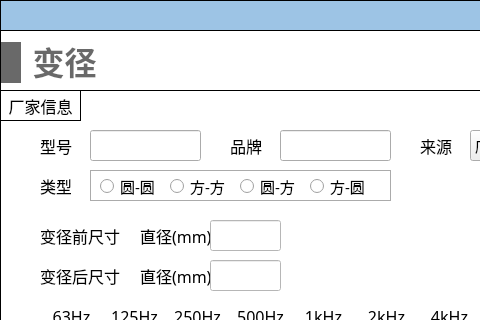
The window that NoiseCalSoft/inputDialog/dialog_reducer.ui (haobana/NoiCal) describes before a commit, drawn with Qt 5; both pictures show x 0 to 480 and y 0 to 320 of the 651 by 651 pixel window.
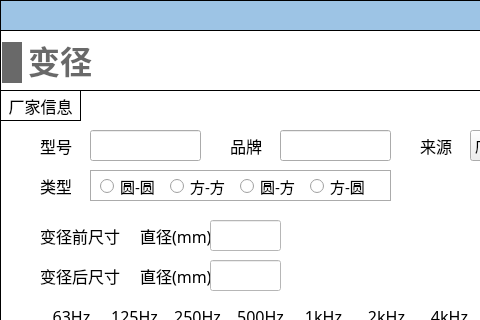
The same window after the commit. Icons and pictures are not drawn.

Diff of the .ui file:
```diff
--- a/NoiseCalSoft/inputDialog/dialog_reducer.ui
+++ b/NoiseCalSoft/inputDialog/dialog_reducer.ui
@@ -1155,18 +1155,15 @@
      </widget>
     </widget>
    </widget>
-   <widget class="QWidget" name="layoutWidget_20">
-    <property name="geometry">
-     <rect>
-      <x>1</x>
-      <y>10</y>
-      <width>101</width>
-      <height>45</height>
-     </rect>
-    </property>
-    <layout class="QHBoxLayout" name="horizontalLayout_33">
-     <item>
       <widget class="QLabel" name="label_46">
+    <property name="geometry">
+     <rect>
+      <x>2</x>
+      <y>12</y>
+      <width>20</width>
+      <height>41</height>
+     </rect>
+    </property>
        <property name="minimumSize">
         <size>
          <width>20</width>
@@ -1189,9 +1186,15 @@
         <string/>
        </property>
       </widget>
-     </item>
-     <item>
       <widget class="QLabel" name="label_47">
+    <property name="geometry">
+     <rect>
+      <x>28</x>
+      <y>11</y>
+      <width>64</width>
+      <height>43</height>
+     </rect>
+    </property>
        <property name="font">
         <font>
          <family>Microsoft YaHei</family>
@@ -1211,9 +1214,6 @@
        <property name="alignment">
         <set>Qt::AlignBottom|Qt::AlignHCenter</set>
        </property>
-      </widget>
-     </item>
-    </layout>
    </widget>
   </widget>
   <widget class="QWidget" name="widget" native="true">
```
Lines whose indentation alone changed are shown as unchanged.
